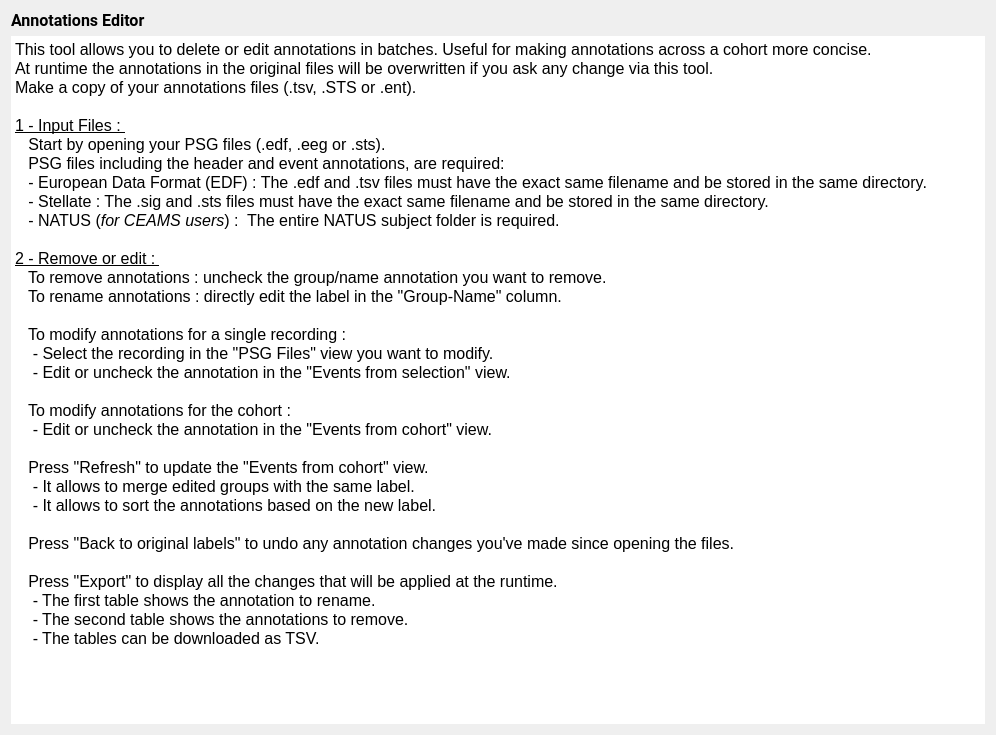
This is tools/CEAMSTools/EditAnnotations/AnnotIntroStep/Ui_AnnotIntroStep.ui in SnoozToolbox/snooz-package-ceams as Qt 5 draws it before an edit. The edited form follows.
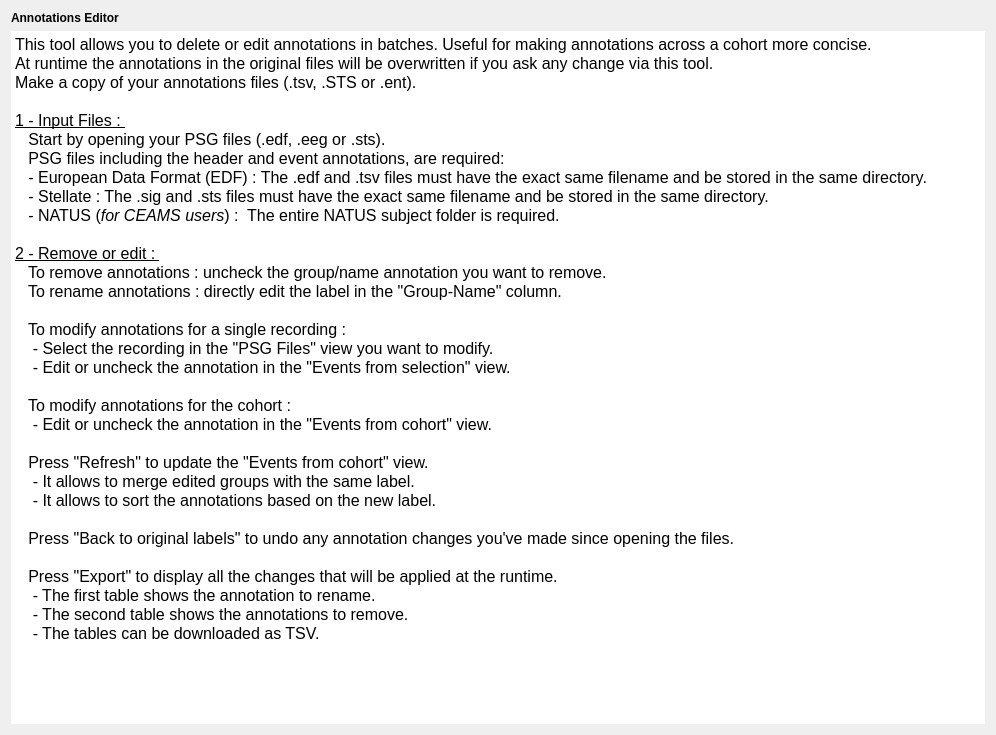
This is the edited form.

Commit message: Font step 4: forms without fonts of their own, look kept

```diff
--- a/tools/CEAMSTools/EditAnnotations/AnnotIntroStep/Ui_AnnotIntroStep.ui
+++ b/tools/CEAMSTools/EditAnnotations/AnnotIntroStep/Ui_AnnotIntroStep.ui
@@ -13,9 +13,6 @@
   <property name="windowTitle">
    <string/>
   </property>
-  <property name="styleSheet">
-   <string notr="true">font: 12pt &quot;Roboto&quot;;</string>
-  </property>
   <layout class="QHBoxLayout" name="horizontalLayout">
    <item>
     <layout class="QVBoxLayout" name="verticalLayout">
@@ -23,8 +20,6 @@
       <widget class="QLabel" name="label">
        <property name="font">
         <font>
-         <family>Roboto</family>
-         <pointsize>12</pointsize>
          <italic>false</italic>
          <bold>false</bold>
         </font>
@@ -52,18 +47,18 @@
 hr { height: 1px; border-width: 0; }
 li.unchecked::marker { content: &quot;\2610&quot;; }
 li.checked::marker { content: &quot;\2612&quot;; }
-&lt;/style&gt;&lt;/head&gt;&lt;body style=&quot; font-family:'Roboto'; font-size:12pt; font-weight:400; font-style:normal;&quot;&gt;
+&lt;/style&gt;&lt;/head&gt;&lt;body style=&quot; font-size:12pt; font-weight:400; font-style:normal;&quot;&gt;
 &lt;p style=&quot; margin-top:0px; margin-bottom:0px; margin-left:0px; margin-right:0px; -qt-block-indent:0; text-indent:0px;&quot;&gt;This tool allows you to delete or edit annotations in batches. Useful for making annotations across a cohort more concise. &lt;/p&gt;
 &lt;p style=&quot; margin-top:0px; margin-bottom:0px; margin-left:0px; margin-right:0px; -qt-block-indent:0; text-indent:0px;&quot;&gt;At runtime the annotations in the original files will be overwritten if you ask any change via this tool.&lt;/p&gt;
 &lt;p style=&quot; margin-top:0px; margin-bottom:0px; margin-left:0px; margin-right:0px; -qt-block-indent:0; text-indent:0px;&quot;&gt;Make a copy of your annotations files (.tsv, .STS or .ent).&lt;/p&gt;
 &lt;p style=&quot;-qt-paragraph-type:empty; margin-top:0px; margin-bottom:0px; margin-left:0px; margin-right:0px; -qt-block-indent:0; text-indent:0px;&quot;&gt;&lt;br /&gt;&lt;/p&gt;
 &lt;p style=&quot; margin-top:0px; margin-bottom:0px; margin-left:0px; margin-right:0px; -qt-block-indent:0; text-indent:0px;&quot;&gt;&lt;span style=&quot; text-decoration: underline;&quot;&gt;1 - Input Files : &lt;/span&gt;&lt;/p&gt;
 &lt;p style=&quot; margin-top:0px; margin-bottom:0px; margin-left:0px; margin-right:0px; -qt-block-indent:0; text-indent:0px;&quot;&gt;   Start by opening your PSG files (.edf, .eeg or .sts). &lt;/p&gt;
-&lt;p style=&quot; margin-top:0px; margin-bottom:0px; margin-left:0px; margin-right:0px; -qt-block-indent:0; text-indent:0px;&quot;&gt;&lt;span style=&quot; font-family:'Roboto-Regular';&quot;&gt;   PSG files including the header and event annotations, are required:&lt;/span&gt;&lt;/p&gt;
-&lt;p style=&quot; margin-top:0px; margin-bottom:0px; margin-left:0px; margin-right:0px; -qt-block-indent:0; text-indent:0px;&quot;&gt;&lt;span style=&quot; font-family:'Roboto-Regular';&quot;&gt;   - European Data Format (EDF) : The .edf and .tsv files must have the exact same filename and be stored in the same directory.&lt;/span&gt;&lt;/p&gt;
-&lt;p style=&quot; margin-top:0px; margin-bottom:0px; margin-left:0px; margin-right:0px; -qt-block-indent:0; text-indent:0px;&quot;&gt;&lt;span style=&quot; font-family:'Roboto-Regular';&quot;&gt;   - Stellate : The .sig and .sts files must have the exact same filename and be stored in the same directory.&lt;/span&gt;&lt;/p&gt;
-&lt;p style=&quot; margin-top:0px; margin-bottom:0px; margin-left:0px; margin-right:0px; -qt-block-indent:0; text-indent:0px;&quot;&gt;&lt;span style=&quot; font-family:'Roboto-Regular';&quot;&gt;   - NATUS (&lt;/span&gt;&lt;span style=&quot; font-family:'Roboto-Regular'; font-style:italic;&quot;&gt;for CEAMS users&lt;/span&gt;&lt;span style=&quot; font-family:'Roboto-Regular';&quot;&gt;) : &lt;/span&gt;&lt;span style=&quot; font-family:'MS Shell Dlg 2';&quot;&gt; The entire NATUS subject folder is required.&lt;/span&gt;&lt;/p&gt;
-&lt;p style=&quot;-qt-paragraph-type:empty; margin-top:0px; margin-bottom:0px; margin-left:0px; margin-right:0px; -qt-block-indent:0; text-indent:0px; font-family:'MS Shell Dlg 2';&quot;&gt;&lt;br /&gt;&lt;/p&gt;
+&lt;p style=&quot; margin-top:0px; margin-bottom:0px; margin-left:0px; margin-right:0px; -qt-block-indent:0; text-indent:0px;&quot;&gt;&lt;span style=&quot;&quot;&gt;   PSG files including the header and event annotations, are required:&lt;/span&gt;&lt;/p&gt;
+&lt;p style=&quot; margin-top:0px; margin-bottom:0px; margin-left:0px; margin-right:0px; -qt-block-indent:0; text-indent:0px;&quot;&gt;&lt;span style=&quot;&quot;&gt;   - European Data Format (EDF) : The .edf and .tsv files must have the exact same filename and be stored in the same directory.&lt;/span&gt;&lt;/p&gt;
+&lt;p style=&quot; margin-top:0px; margin-bottom:0px; margin-left:0px; margin-right:0px; -qt-block-indent:0; text-indent:0px;&quot;&gt;&lt;span style=&quot;&quot;&gt;   - Stellate : The .sig and .sts files must have the exact same filename and be stored in the same directory.&lt;/span&gt;&lt;/p&gt;
+&lt;p style=&quot; margin-top:0px; margin-bottom:0px; margin-left:0px; margin-right:0px; -qt-block-indent:0; text-indent:0px;&quot;&gt;&lt;span style=&quot;&quot;&gt;   - NATUS (&lt;/span&gt;&lt;span style=&quot; font-style:italic;&quot;&gt;for CEAMS users&lt;/span&gt;&lt;span style=&quot;&quot;&gt;) : &lt;/span&gt;&lt;span style=&quot;&quot;&gt; The entire NATUS subject folder is required.&lt;/span&gt;&lt;/p&gt;
+&lt;p style=&quot;-qt-paragraph-type:empty; margin-top:0px; margin-bottom:0px; margin-left:0px; margin-right:0px; -qt-block-indent:0; text-indent:0px;&quot;&gt;&lt;br /&gt;&lt;/p&gt;
 &lt;p style=&quot; margin-top:0px; margin-bottom:0px; margin-left:0px; margin-right:0px; -qt-block-indent:0; text-indent:0px;&quot;&gt;&lt;span style=&quot; text-decoration: underline;&quot;&gt;2 - Remove or edit : &lt;/span&gt;&lt;/p&gt;
 &lt;p style=&quot; margin-top:0px; margin-bottom:0px; margin-left:0px; margin-right:0px; -qt-block-indent:0; text-indent:0px;&quot;&gt;   To remove annotations : uncheck the group/name annotation you want to remove.&lt;/p&gt;
 &lt;p style=&quot; margin-top:0px; margin-bottom:0px; margin-left:0px; margin-right:0px; -qt-block-indent:0; text-indent:0px;&quot;&gt;   To rename annotations : directly edit the label in the &amp;quot;Group-Name&amp;quot; column.&lt;/p&gt;
```
The commit also changes 427 other files.
